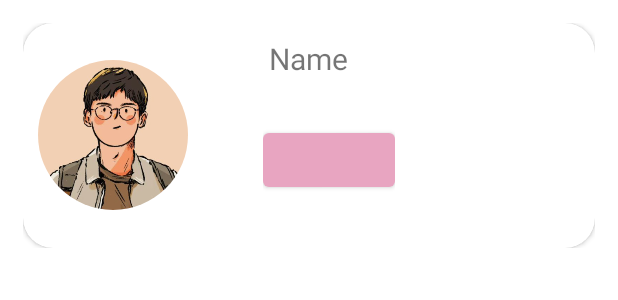
After one commit to caesar0016/SalonAppointment_final, an Android app: the layout progress_view_rows.xml on its own in the app's theme, with its tools: preview values and no code run, on a phone screen of 412 x 824 dp. The commit adds this screen. Shown: the top 300 px of the screen. Run offline under Robolectric (Android 15) with nearby library versions, the phone set to English and light mode, and no system bars.

Commit message:
onProgress Design but I have a better idea. The progress should be in convert Acc where it prompts see customer or edit the profile

```diff
--- /dev/null
+++ b/app/src/main/res/layout/progress_view_rows.xml
@@ -0,0 +1,51 @@
+<?xml version="1.0" encoding="utf-8"?>
+<RelativeLayout xmlns:android="http://schemas.android.com/apk/res/android"
+    android:layout_width="wrap_content"
+    android:layout_height="wrap_content"
+    xmlns:app="http://schemas.android.com/apk/res-auto"
+    android:orientation="vertical"
+    android:padding="15dp"
+    >
+    <androidx.cardview.widget.CardView
+        android:id="@+id/cvProgress"
+        android:layout_width="match_parent"
+        android:layout_height="150dp"
+        app:cardCornerRadius="20dp"
+        >
+        <RelativeLayout
+            android:layout_width="match_parent"
+            android:layout_height="match_parent"
+            android:padding="10dp">
+            <de.hdodenhof.circleimageview.CircleImageView
+                android:id="@+id/profileImg"
+                android:layout_width="100dp"
+                android:layout_height="100dp"
+                android:src="@drawable/profile_pic"
+                android:layout_centerVertical="true"
+                />
+            <TextView
+                android:id="@+id/tvName"
+                android:layout_width="wrap_content"
+                android:layout_height="wrap_content"
+                android:text="Name"
+                android:textSize="20dp"
+                android:layout_centerHorizontal="true"
+                android:layout_marginLeft="15dp"
+                />
+            <LinearLayout
+                android:layout_width="wrap_content"
+                android:layout_height="wrap_content"
+                android:layout_below="@+id/tvName"
+                android:layout_marginLeft="150dp"
+                android:layout_marginTop="30dp"
+                android:orientation="horizontal"
+                >
+                <Button
+                    android:layout_width="wrap_content"
+                    android:layout_height="wrap_content"
+                    />
+            </LinearLayout>
+        </RelativeLayout>
+    </androidx.cardview.widget.CardView>
+
+</RelativeLayout>
```
Also changed, not shown: app/src/main/java/com/example/salonappointment/displayDetail/displayAppointment.java (+8 -72 lines), app/src/main/res/layout/display_progress.xml (+5 -5 lines).
